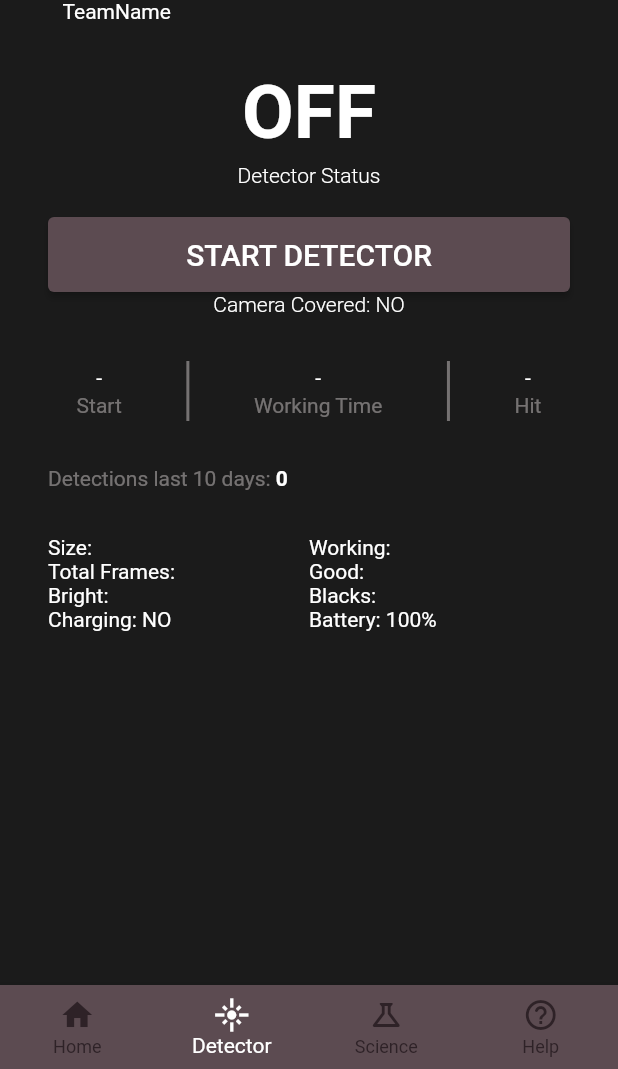
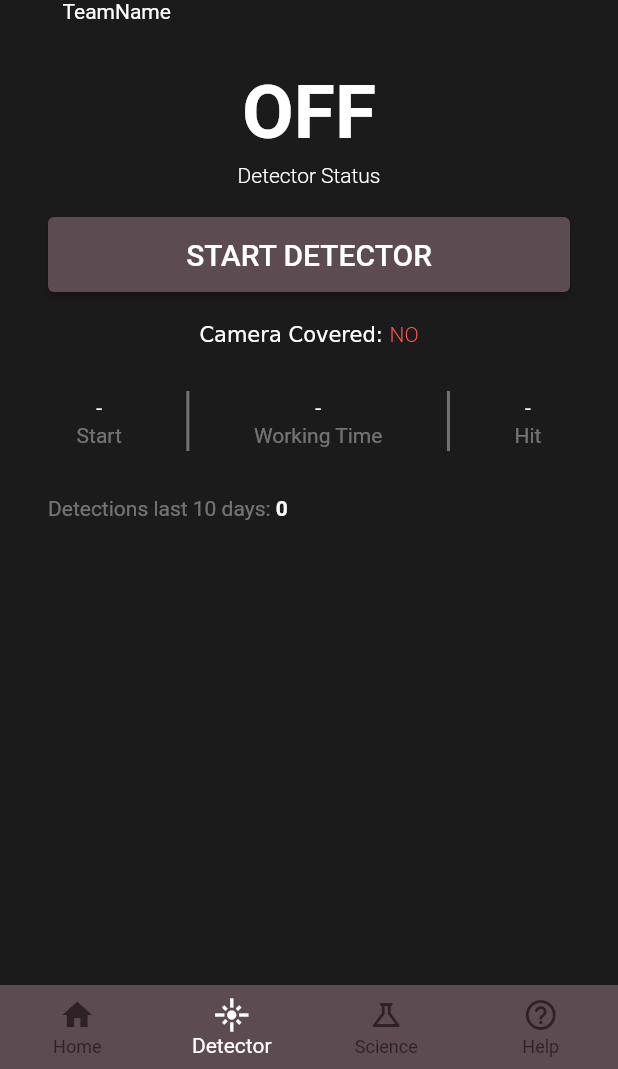
Before and after one commit to ADACS-Australia/SS20A-ADuffy-CREDO, a Flutter app: the screen it shows after launch, item 2 of the bottom bar chosen, on a phone screen of 412 x 824 dp, the part 167-1236 px from its top. Run offline on Flutter 3.47's test engine with Material 2 defaults, Android fonts, the phone set to English and light mode, and no system bars; our stand-ins replace battery, camera, dartx, device_info, geolocator and 3 more; missing offline and left inert: dart:ffi, dart:html, stats; key blocks and very long unbroken strings in the code were emptied for the run.

Commit message:
changes to the Detector page were made to make it look cleaner and highlight whether or not the camera is covered, ideall we would also add a help button that triggers an alert to explan to people to cover their camera

```diff
--- a/lib/Frontend_CREDO/DetectorPage.dart
+++ b/lib/Frontend_CREDO/DetectorPage.dart
@@ -19,6 +19,7 @@ class DetectorPageState extends State<DetectorPage> {
   String detectorOnOrOff = 'OFF';
   String startOrStop = 'START';
   String cameraCoveredText = 'YES';
+  Color cameraCoveredColor = Colors.grey;
   String chargeText = "Unknown";
   int batteryPercentage = 0;
   String workingTimeText = '-';
@@ -36,6 +37,8 @@ class DetectorPageState extends State<DetectorPage> {
             {
               setState(() {
                 cameraCoveredText = bCovered ? "YES" : "NO";
+                cameraCoveredColor =
+                    bCovered ? Colors.lightGreenAccent : Colors.redAccent;
               })
             }
         };
@@ -58,6 +61,8 @@ class DetectorPageState extends State<DetectorPage> {
     startOrStop = globals.detectorHelper.running() ? 'STOP' : 'START';
     cameraCoveredText = globals.isCameraCovered ? "YES" : "NO";
     chargeText = globals.chargeState;
+    cameraCoveredColor =
+        globals.isCameraCovered ? Colors.lightGreenAccent : Colors.redAccent;
   }
 
   _toggleDetector() {
@@ -156,9 +161,16 @@ class DetectorPageState extends State<DetectorPage> {
                       textAlign: TextAlign.center,
                     ),
                   )),
-              Text(
-                'Camera Covered: ' + cameraCoveredText,
-                style: TextStyle(fontWeight: FontWeight.w300),
+
+              Padding(padding: EdgeInsets.all(10)),
+              RichText(
+                text: TextSpan(text: 'Camera Covered: ', children: [
+                  TextSpan(
+                    text: "$cameraCoveredText",
+                    style: TextStyle(
+                        fontWeight: FontWeight.w300, color: cameraCoveredColor),
+                  ),
+                ]),
               ),
               Padding(
                 padding: const EdgeInsets.all(15.0),
@@ -230,26 +242,26 @@ class DetectorPageState extends State<DetectorPage> {
                 ],
               ),
               Padding(padding: EdgeInsets.all(15)),
-              Table(
-                defaultVerticalAlignment: TableCellVerticalAlignment.middle,
-                children: [
-                  TableRow(
-                    children: [Text('Size:'), Text('Working:')],
-                  ),
-                  TableRow(
-                    children: [Text('Total Frames:'), Text('Good:')],
-                  ),
-                  TableRow(
-                    children: [Text('Bright:'), Text('Blacks:')],
-                  ),
-                  TableRow(
-                    children: [
-                      Text('Charging: ' + chargeText),
-                      Text('Battery: ' + batteryPercentage.toString() + "%")
-                    ],
-                  ),
-                ],
-              )
+              //Table(
+              //  defaultVerticalAlignment: TableCellVerticalAlignment.middle,
+              //  children: [
+              //    TableRow(
+              //      children: [Text('Size:'), Text('Working:')],
+              //    ),
+              //    TableRow(
+              //      children: [Text('Total Frames:'), Text('Good:')],
+              //    ),
+              //    TableRow(
+              //      children: [Text('Bright:'), Text('Blacks:')],
+              //    ),
+              //    TableRow(
+              //      children: [
+              //        Text('Charging: ' + chargeText),
+              //        Text('Battery: ' + batteryPercentage.toString() + "%")
+              //      ],
+              //    ),
+              //  ],
+              //)
             ]),
         padding: const EdgeInsets.all(32),
         alignment: Alignment.center,
```
